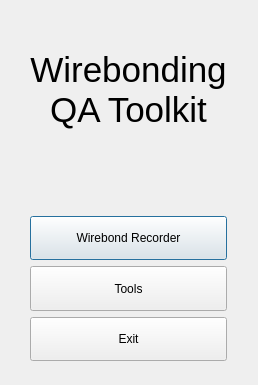
Qt form gui/WelcomeWindowGUI.ui (adamazoulay/ITkTrackingGUI) before a commit.
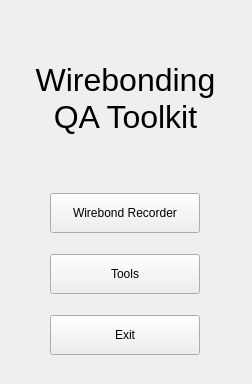
The same form after that commit.

Commit message: Resizabale recorder window

Patch:
```diff
--- a/gui/WelcomeWindowGUI.ui
+++ b/gui/WelcomeWindowGUI.ui
@@ -1,7 +1,10 @@
 <?xml version="1.0" encoding="UTF-8"?>
 <ui version="4.0">
  <class>WelcomeWindow</class>
- <widget class="QDialog" name="WelcomeWindow">
+ <widget class="QWidget" name="WelcomeWindow">
+  <property name="windowModality">
+   <enum>Qt::NonModal</enum>
+  </property>
   <property name="enabled">
    <bool>true</bool>
   </property>
@@ -9,8 +12,8 @@
    <rect>
     <x>0</x>
     <y>0</y>
-    <width>258</width>
-    <height>385</height>
+    <width>252</width>
+    <height>384</height>
    </rect>
   </property>
   <property name="sizePolicy">
@@ -21,14 +24,14 @@
   </property>
   <property name="minimumSize">
    <size>
-    <width>258</width>
-    <height>385</height>
+    <width>252</width>
+    <height>384</height>
    </size>
   </property>
   <property name="maximumSize">
    <size>
-    <width>258</width>
-    <height>385</height>
+    <width>252</width>
+    <height>384</height>
    </size>
   </property>
   <property name="windowTitle">
@@ -37,17 +40,14 @@
   <widget class="QWidget" name="verticalLayoutWidget">
    <property name="geometry">
     <rect>
-     <x>30</x>
+     <x>10</x>
      <y>10</y>
-     <width>197</width>
-     <height>351</height>
+     <width>231</width>
+     <height>361</height>
     </rect>
    </property>
-   <layout class="QVBoxLayout" name="verticalLayout">
-    <property name="spacing">
-     <number>6</number>
-    </property>
-    <item>
+   <layout class="QGridLayout" name="gridLayout">
+    <item row="0" column="0">
      <widget class="QLabel" name="label">
       <property name="sizePolicy">
        <sizepolicy hsizetype="Preferred" vsizetype="Maximum">
@@ -57,14 +57,13 @@
       </property>
       <property name="font">
        <font>
-        <pointsize>26</pointsize>
+        <pointsize>24</pointsize>
        </font>
       </property>
       <property name="text">
        <string>
 Wirebonding
 QA Toolkit
-
 </string>
       </property>
       <property name="alignment">
@@ -72,40 +71,76 @@
       </property>
      </widget>
     </item>
-    <item>
+    <item row="1" column="0" alignment="Qt::AlignHCenter">
      <widget class="QPushButton" name="btnWirebondRecorder">
       <property name="sizePolicy">
-       <sizepolicy hsizetype="Minimum" vsizetype="Preferred">
+       <sizepolicy hsizetype="Fixed" vsizetype="Fixed">
         <horstretch>0</horstretch>
         <verstretch>0</verstretch>
        </sizepolicy>
       </property>
+      <property name="minimumSize">
+       <size>
+        <width>150</width>
+        <height>40</height>
+       </size>
+      </property>
+      <property name="maximumSize">
+       <size>
+        <width>150</width>
+        <height>40</height>
+       </size>
+      </property>
       <property name="text">
        <string>Wirebond Recorder</string>
       </property>
      </widget>
     </item>
-    <item>
+    <item row="2" column="0" alignment="Qt::AlignHCenter">
      <widget class="QPushButton" name="btnTools">
       <property name="sizePolicy">
-       <sizepolicy hsizetype="Minimum" vsizetype="Preferred">
+       <sizepolicy hsizetype="Fixed" vsizetype="Fixed">
         <horstretch>0</horstretch>
         <verstretch>0</verstretch>
        </sizepolicy>
       </property>
+      <property name="minimumSize">
+       <size>
+        <width>150</width>
+        <height>40</height>
+       </size>
+      </property>
+      <property name="maximumSize">
+       <size>
+        <width>150</width>
+        <height>40</height>
+       </size>
+      </property>
       <property name="text">
        <string>Tools</string>
       </property>
      </widget>
     </item>
-    <item>
+    <item row="3" column="0" alignment="Qt::AlignHCenter">
      <widget class="QPushButton" name="btnExit">
       <property name="sizePolicy">
-       <sizepolicy hsizetype="Minimum" vsizetype="Preferred">
+       <sizepolicy hsizetype="Fixed" vsizetype="Fixed">
         <horstretch>0</horstretch>
         <verstretch>0</verstretch>
        </sizepolicy>
       </property>
+      <property name="minimumSize">
+       <size>
+        <width>150</width>
+        <height>40</height>
+       </size>
+      </property>
+      <property name="maximumSize">
+       <size>
+        <width>150</width>
+        <height>40</height>
+       </size>
+      </property>
       <property name="text">
        <string>Exit</string>
       </property>
```
Left out of the diff: 4 changed lines with no effect on the pictures. The commit also changes 7 other files.
